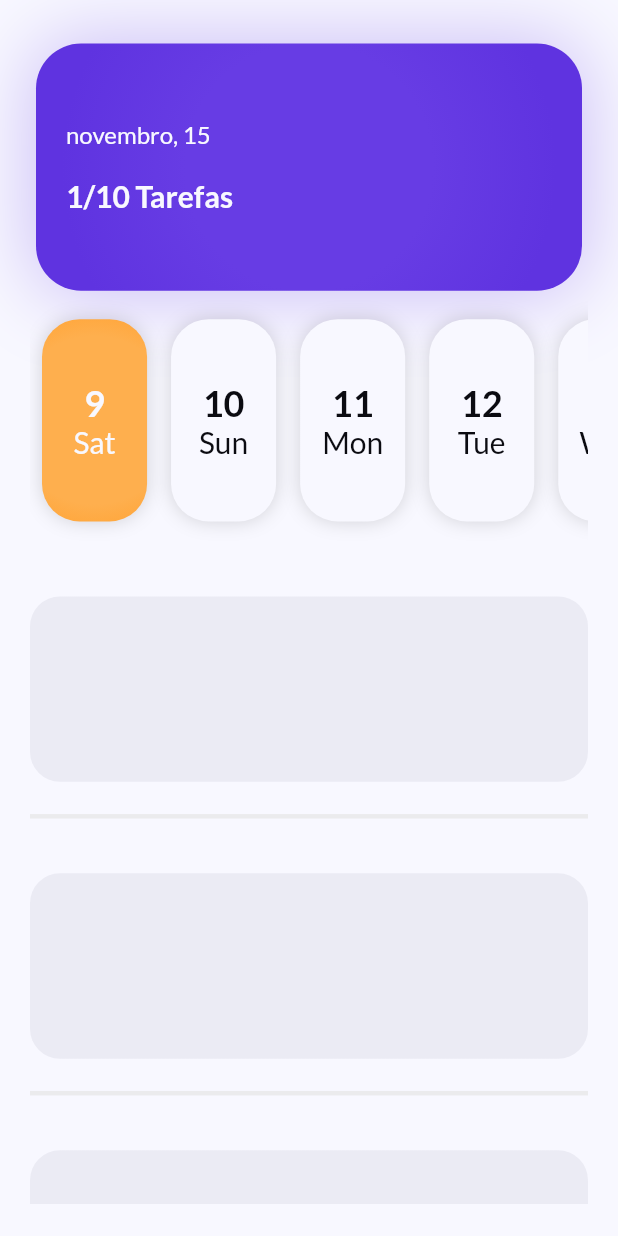
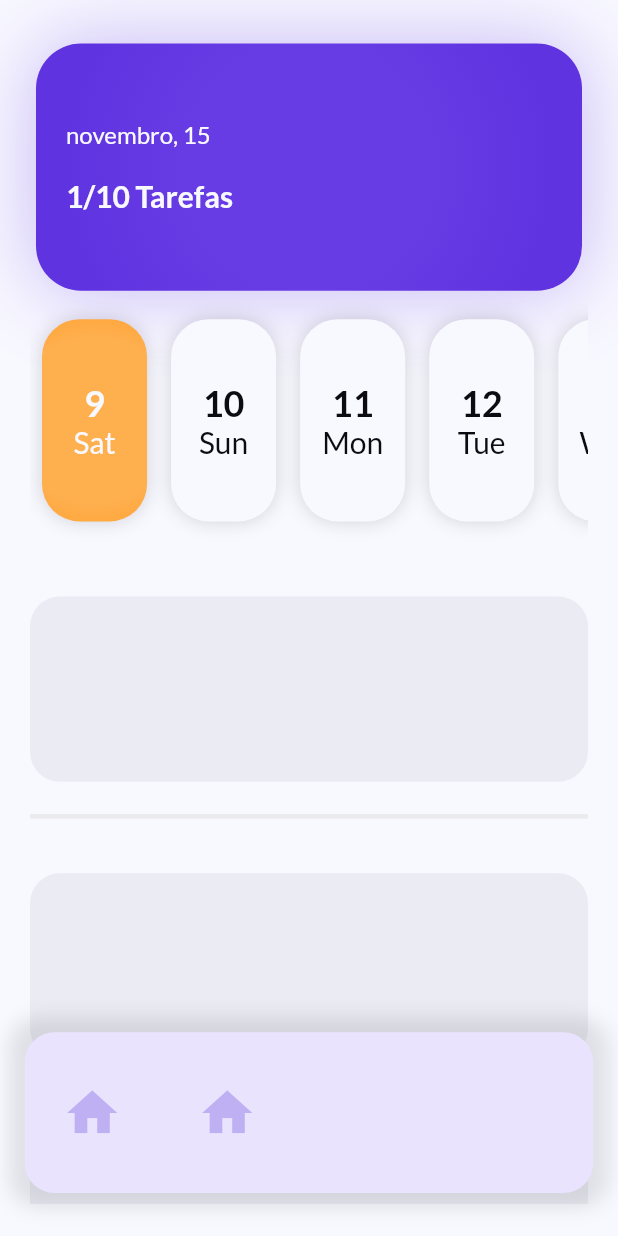
Before and after one commit to guilhermebernava/app, a Flutter app: the screen it shows after launch, on a phone screen of 412 x 824 dp. Run offline on Flutter 3.47's test engine with Material 2 defaults, Android fonts, the phone set to English and light mode, and no system bars; our stand-ins replace dartz, flutter_bloc, flutter_modular, google_fonts.

Commit message:
add bottom app bar in home

```diff
--- /dev/null
+++ b/app/lib/modules/home/domain/bloc/bottom_bar/bottom_bar_states.dart
@@ -0,0 +1,15 @@
+abstract class BottomBarState {}
+
+class BottomBarSuccess implements BottomBarState {
+  final int index;
+
+  BottomBarSuccess({
+    required this.index,
+  });
+}
+
+class BottomBarError implements BottomBarState {
+  final String message;
+
+  BottomBarError({required this.message});
+}
--- /dev/null
+++ b/app/lib/modules/home/domain/interfaces/i_bottom_bar_usecase.dart
@@ -0,0 +1,11 @@
+import 'package:app/modules/home/domain/bloc/bottom_bar/bottom_bar_events.dart';
+import 'package:app/modules/home/domain/bloc/bottom_bar/bottom_bar_states.dart';
+import 'package:flutter_bloc/flutter_bloc.dart';
+
+abstract class IBottomBarUsecase {
+  final Bloc<BottomBarEvent, BottomBarState> bottomBloc;
+
+  IBottomBarUsecase({required this.bottomBloc});
+
+  void validateSelectedButton(int blocIndex, int index);
+}
--- a/app/lib/modules/home/home_module.dart
+++ b/app/lib/modules/home/home_module.dart
@@ -1,5 +1,7 @@
+import 'package:app/modules/home/domain/bloc/bottom_bar/bottom_bar_bloc.dart';
 import 'package:app/modules/home/domain/bloc/day_task_bloc/day_task_bloc.dart';
 import 'package:app/modules/home/domain/bloc/tasks/tasks_bloc.dart';
+import 'package:app/modules/home/domain/use_cases/bottom_bar_usecase.dart';
 import 'package:app/modules/home/domain/use_cases/home_use_case.dart';
 import 'package:app/modules/home/infra/repositories/date_repository.dart';
 import 'package:app/modules/home/presenter/home_page.dart';
@@ -13,6 +15,7 @@ class HomeModule extends Module {
         Bind(
           (_) => DayTaskRepository(),
         ),
+        Bind((_) => BottomBarBloc()),
         Bind(
           (i) => TasksBloc(
             dayTaskRepository: i.get<DayTaskRepository>(),
@@ -34,6 +37,9 @@ class HomeModule extends Module {
               dayTaskBloc: Modular.get<DayTaskBloc>(),
               taskBloc: Modular.get<TasksBloc>(),
             ),
+            bottomBarUsecase: BottomBarUsecase(
+              bottomBloc: Modular.get<BottomBarBloc>(),
+            ),
           ),
         ),
       ];
--- a/app/lib/modules/home/presenter/home_page.dart
+++ b/app/lib/modules/home/presenter/home_page.dart
@@ -1,6 +1,8 @@
 import 'package:app/modules/home/domain/bloc/day_task_bloc/day_task_events.dart';
 import 'package:app/modules/home/domain/bloc/day_task_bloc/day_task_states.dart';
+import 'package:app/modules/home/domain/interfaces/i_bottom_bar_usecase.dart';
 import 'package:app/modules/home/domain/interfaces/i_home_use_case.dart';
+import 'package:app/modules/home/presenter/widgets/bottom_bar.dart';
 import 'package:app/modules/home/presenter/widgets/date_container_list.dart';
 import 'package:app/modules/home/presenter/widgets/hour_list_container.dart';
 import 'package:app/modules/home/presenter/widgets/top_container.dart';
@@ -10,9 +12,12 @@ import 'package:flutter_bloc/flutter_bloc.dart';
 
 class HomePage extends StatelessWidget {
   final IHomeUseCase homeUseCase;
+  final IBottomBarUsecase bottomBarUsecase;
+
   const HomePage({
     super.key,
     required this.homeUseCase,
+    required this.bottomBarUsecase,
   });
 
   @override
@@ -20,7 +25,9 @@ class HomePage extends StatelessWidget {
     final size = MediaQuery.of(context).size;
     homeUseCase.dayTaskBloc.add(GetDaysTasks());
 
-    return Scaffold(
+    return Stack(
+      children: [
+        Scaffold(
           backgroundColor: AppColors.white,
           body: BlocBuilder(
             bloc: homeUseCase.dayTaskBloc,
@@ -76,6 +83,12 @@ class HomePage extends StatelessWidget {
               return Container();
             },
           ),
+        ),
+        BottomBar(
+          size: size,
+          bottomBarUsecase: bottomBarUsecase,
+        )
+      ],
     );
   }
 }
--- /dev/null
+++ b/app/lib/modules/home/presenter/widgets/bottom_bar.dart
@@ -0,0 +1,64 @@
+import 'package:app/modules/home/domain/bloc/bottom_bar/bottom_bar_states.dart';
+import 'package:app/modules/home/domain/interfaces/i_bottom_bar_usecase.dart';
+import 'package:app/modules/home/presenter/widgets/bottom_icon_button.dart';
+import 'package:app/themes/colors/app_colors.dart';
+import 'package:flutter/material.dart';
+import 'package:flutter_bloc/flutter_bloc.dart';
+
+class BottomBar extends StatelessWidget {
+  final Size size;
+  final IBottomBarUsecase bottomBarUsecase;
+
+  const BottomBar({
+    super.key,
+    required this.size,
+    required this.bottomBarUsecase,
+  });
+
+  @override
+  Widget build(BuildContext context) {
+    return Align(
+      alignment: const Alignment(0, 0.92),
+      child: Container(
+        width: size.width * 0.92,
+        height: size.height * 0.13,
+        decoration: BoxDecoration(
+          color: AppColors.bottomBarColor,
+          boxShadow: [
+            BoxShadow(
+              color: AppColors.black.withOpacity(0.1),
+              blurRadius: 10,
+              spreadRadius: 10,
+            )
+          ],
+          borderRadius: BorderRadius.circular(20),
+        ),
+        child: BlocBuilder(
+            bloc: bottomBarUsecase.bottomBloc,
+            builder: (_, bloc) {
+              if (bloc is BottomBarSuccess) {
+                return Row(
+                  children: [
+                    BottomIconButton(
+                      icon: Icons.home,
+                      isSelected: bloc.index == 0,
+                      onTap: () {
+                        bottomBarUsecase.validateSelectedButton(bloc.index, 0);
+                      },
+                    ),
+                    BottomIconButton(
+                      icon: Icons.calendar_month,
+                      isSelected: bloc.index == 1,
+                      onTap: () {
+                        bottomBarUsecase.validateSelectedButton(bloc.index, 1);
+                      },
+                    )
+                  ],
+                );
+              }
+              return Container();
+            }),
+      ),
+    );
+  }
+}
--- /dev/null
+++ b/app/lib/modules/home/presenter/widgets/bottom_icon_button.dart
@@ -0,0 +1,30 @@
+import 'package:app/themes/colors/app_colors.dart';
+import 'package:flutter/material.dart';
+
+class BottomIconButton extends StatelessWidget {
+  final IconData icon;
+  final bool isSelected;
+  final VoidCallback onTap;
+
+  const BottomIconButton({
+    super.key,
+    required this.icon,
+    required this.isSelected,
+    required this.onTap,
+  });
+
+  @override
+  Widget build(BuildContext context) {
+    return Padding(
+      padding: const EdgeInsets.symmetric(horizontal: 25),
+      child: GestureDetector(
+        onTap: onTap,
+        child: Icon(
+          Icons.home,
+          color: isSelected ? AppColors.primary : AppColors.bottomIconColor,
+          size: 40,
+        ),
+      ),
+    );
+  }
+}
--- a/app/lib/modules/home/presenter/widgets/colored_container.dart
+++ b/app/lib/modules/home/presenter/widgets/colored_container.dart
@@ -33,6 +33,11 @@ class _ColoredContainerState extends State<ColoredContainer> {
         _animate = true;
       });
     });
+  }
+
+  @override
+  void dispose() {
+    super.dispose();
   }
 
   @override
--- a/app/lib/themes/colors/app_colors.dart
+++ b/app/lib/themes/colors/app_colors.dart
@@ -3,6 +3,8 @@ import 'package:flutter/material.dart';
 class AppColors {
   static const primary = Color(0xff5f33e0);
   static const lightPrimary = Color(0xffeae4ff);
+  static const bottomBarColor = Color(0xffe9e3fe);
+  static const bottomIconColor = Color(0xffbfb0f3);
 
   static const purple = Color(0xff7e56f4);
   static const rose = Color(0xfff5628e);
```
Also changed, not shown: app/lib/modules/home/domain/bloc/bottom_bar/bottom_bar_bloc.dart (added, +20 -0 lines), app/lib/modules/home/domain/bloc/bottom_bar/bottom_bar_events.dart (added, +9 -0 lines), app/lib/modules/home/domain/use_cases/bottom_bar_usecase.dart (added, +19 -0 lines), 1 other file. Lines whose indentation alone changed are shown as unchanged.
